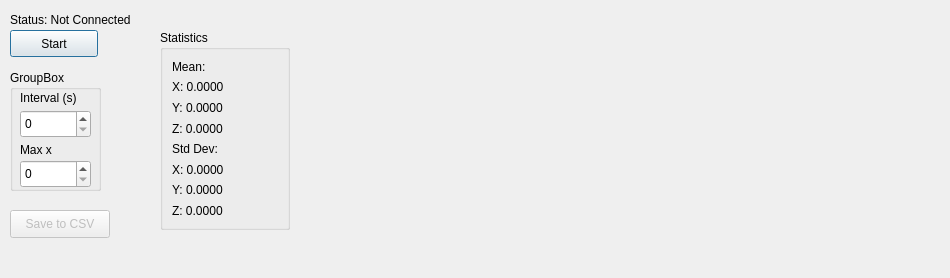
4ntonka/IoT, file lab1.ui: the form before one commit.
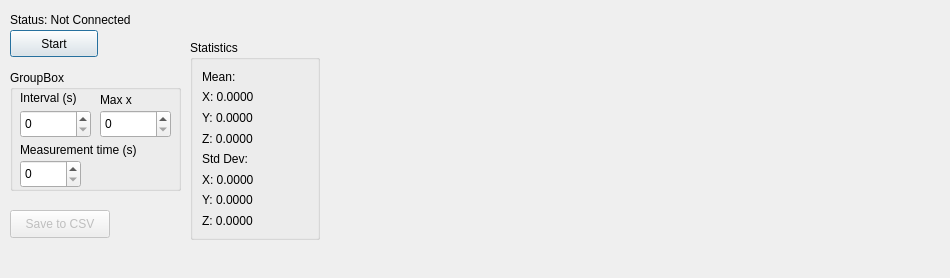
The form after the commit. Custom widgets are drawn as their Qt base class.

The edit to the form file:
```diff
--- a/lab1.ui
+++ b/lab1.ui
@@ -44,7 +44,7 @@
     <rect>
      <x>10</x>
      <y>70</y>
-     <width>91</width>
+     <width>171</width>
      <height>121</height>
     </rect>
    </property>
@@ -64,8 +64,8 @@
    <widget class="QSpinBox" name="maxxaxis">
     <property name="geometry">
      <rect>
-      <x>10</x>
-      <y>90</y>
+      <x>90</x>
+      <y>40</y>
       <width>71</width>
       <height>28</height>
      </rect>
@@ -87,8 +87,8 @@
    <widget class="QLabel" name="maxxaxis_label">
     <property name="geometry">
      <rect>
-      <x>10</x>
-      <y>70</y>
+      <x>90</x>
+      <y>20</y>
       <width>66</width>
       <height>19</height>
      </rect>
@@ -97,6 +97,29 @@
      <string>Max x</string>
     </property>
    </widget>
+   <widget class="QSpinBox" name="mtime">
+    <property name="geometry">
+     <rect>
+      <x>10</x>
+      <y>90</y>
+      <width>61</width>
+      <height>28</height>
+     </rect>
+    </property>
+   </widget>
+   <widget class="QLabel" name="label">
+    <property name="geometry">
+     <rect>
+      <x>10</x>
+      <y>70</y>
+      <width>161</width>
+      <height>19</height>
+     </rect>
+    </property>
+    <property name="text">
+     <string>Measurement time (s)</string>
+    </property>
+   </widget>
   </widget>
   <widget class="MplWidget" name="MplWidget" native="true">
    <property name="geometry">
@@ -113,7 +136,7 @@
     <rect>
      <x>10</x>
      <y>10</y>
-     <width>161</width>
+     <width>311</width>
      <height>19</height>
     </rect>
    </property>
@@ -140,8 +163,8 @@
   <widget class="QGroupBox" name="statsGroupBox">
    <property name="geometry">
     <rect>
-     <x>160</x>
-     <y>30</y>
+     <x>190</x>
+     <y>40</y>
      <width>130</width>
      <height>200</height>
     </rect>
```
